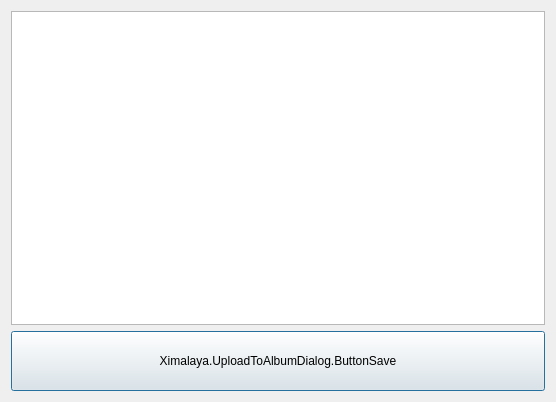
Before: the Qt Designer form UI/forms/XimalayaUploadToAlbumDialog.ui in flying19880517/obs-studio, drawn with Qt 5.
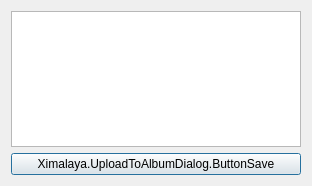
After: the same form once the commit is applied.

Commit message: 界面调整

```diff
--- a/UI/forms/XimalayaUploadToAlbumDialog.ui
+++ b/UI/forms/XimalayaUploadToAlbumDialog.ui
@@ -6,8 +6,8 @@
    <rect>
     <x>0</x>
     <y>0</y>
-    <width>556</width>
-    <height>402</height>
+    <width>312</width>
+    <height>186</height>
    </rect>
   </property>
   <property name="windowTitle">
@@ -19,12 +19,6 @@
    </item>
    <item row="1" column="0">
     <widget class="QPushButton" name="btnSave">
-     <property name="minimumSize">
-      <size>
-       <width>0</width>
-       <height>60</height>
-      </size>
-     </property>
      <property name="text">
       <string>Ximalaya.UploadToAlbumDialog.ButtonSave</string>
      </property>
```
The commit also changes 6 other files.
